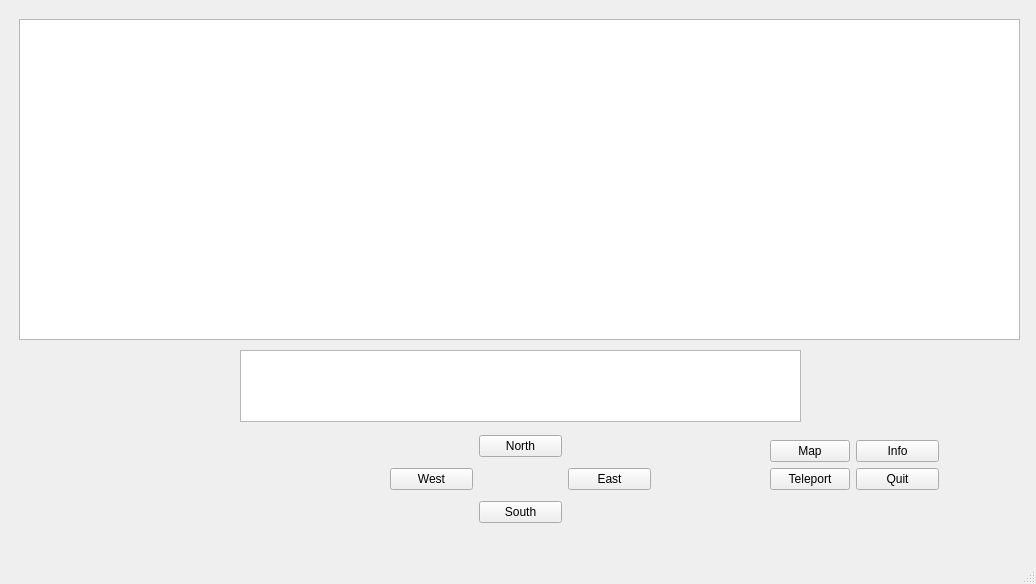
Before: the Qt Designer form mainwindow.ui in DavidWalshCode/Gork, drawn with Qt 5.
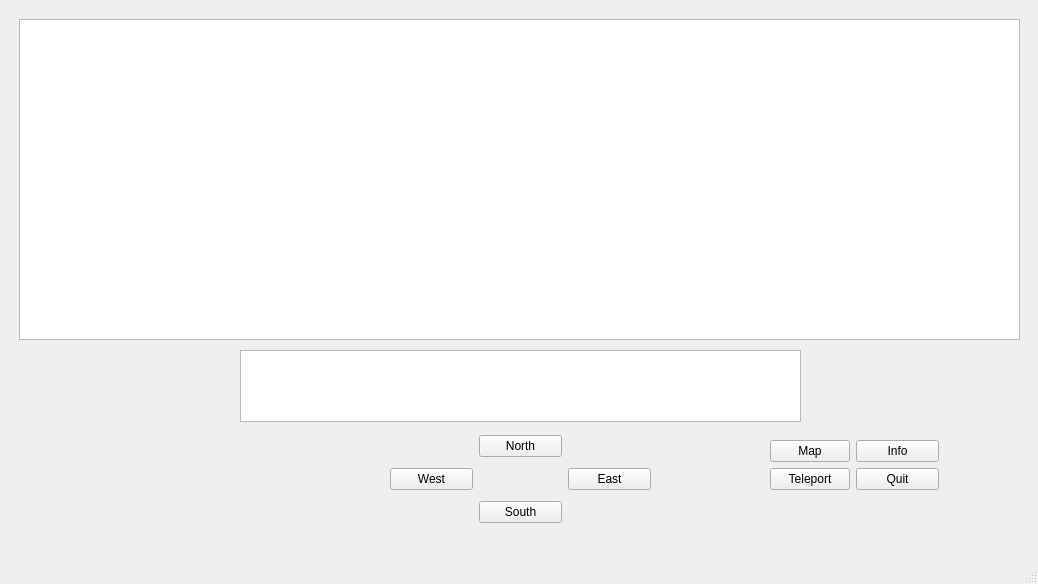
After: the same form once the commit is applied.

```diff
--- a/mainwindow.ui
+++ b/mainwindow.ui
@@ -6,7 +6,7 @@
    <rect>
     <x>0</x>
     <y>0</y>
-    <width>1036</width>
+    <width>1038</width>
     <height>584</height>
    </rect>
   </property>
```
Left out of the diff: 2 changed lines with no effect on the pictures.
